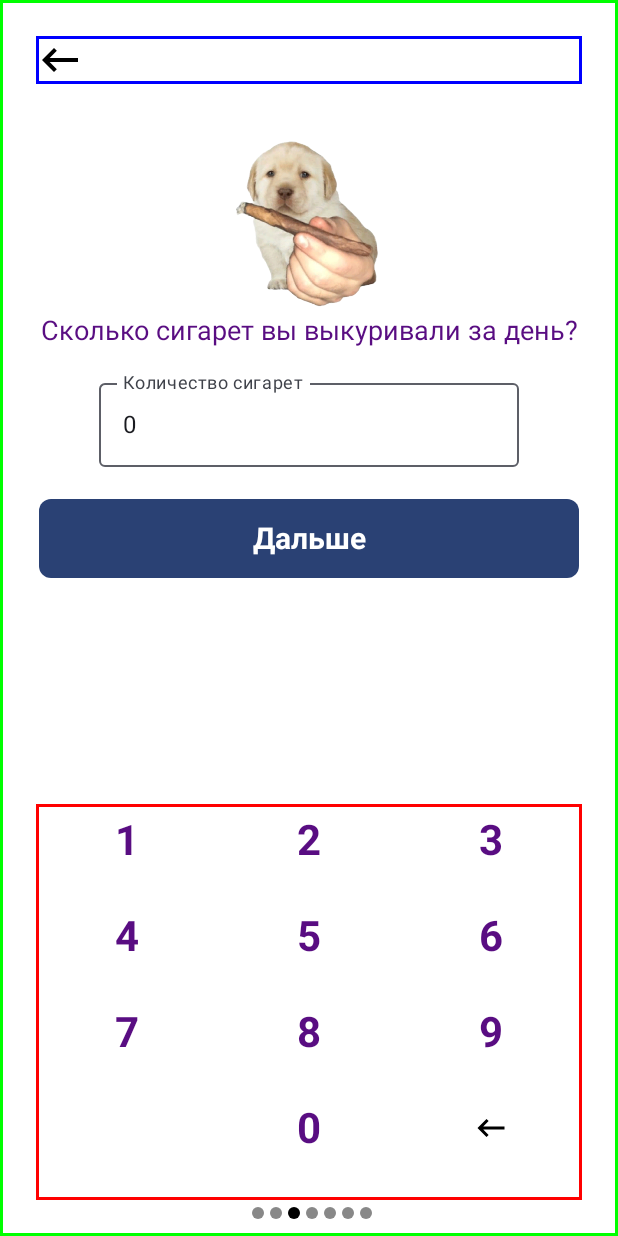
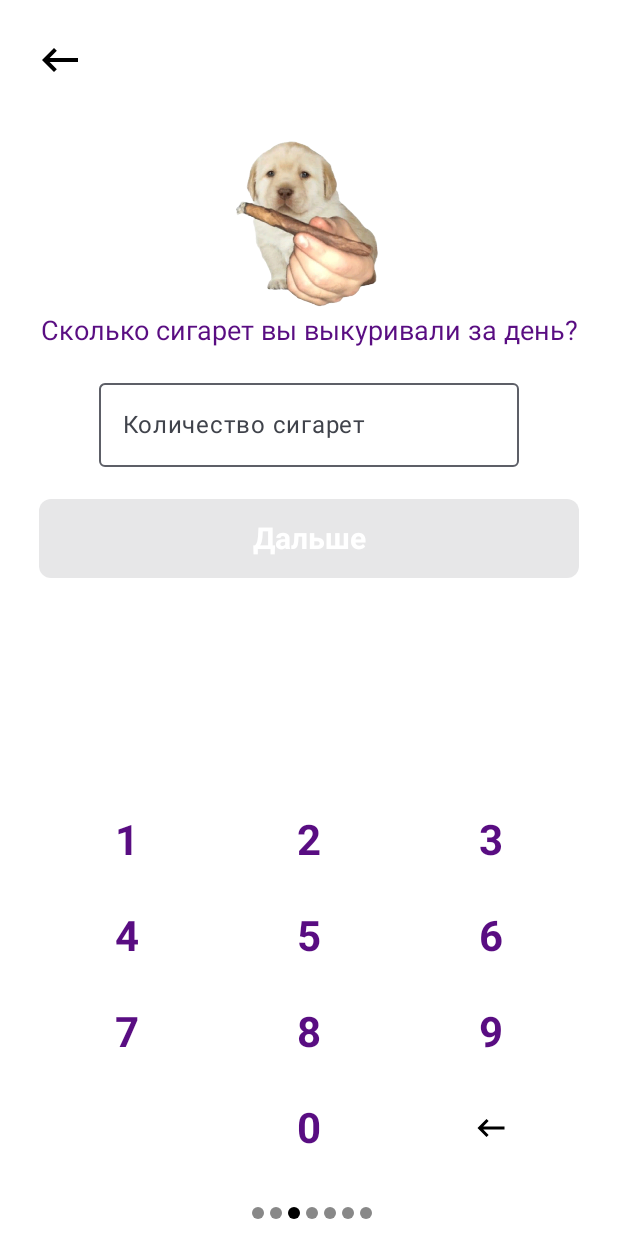
Before and after one commit to sashel007/Quit_Smoking, an Android app built with Jetpack Compose: the CigarettesPerDayPage screen opened through its navigation route, on a phone screen of 412 x 824 dp. Run offline under Robolectric (Android 15) with nearby library versions, the light colour scheme and no system bars; our stand-ins replace Room's generated code; libraries missing offline, so code that uses them is left out: com.jakewharton.threetenabp; 1 statement that could not run was skipped.

Commit message:
Реализована страница CigarettesPerDayPage.kt

```diff
--- a/app/src/main/java/ru/sashel007/quitsmoking/mainscreen/elements/MyCustomTextField.kt
+++ b/app/src/main/java/ru/sashel007/quitsmoking/mainscreen/elements/MyCustomTextField.kt
@@ -18,8 +18,6 @@ fun MyCustomTextField(
     label: @Composable () -> Unit
 ) {
 
-    var focusChecked by remember { mutableStateOf(false) }
-
     OutlinedTextField(
         value = value,
         onValueChange = onValueChange,
--- a/app/src/main/java/ru/sashel007/quitsmoking/navigator/CigarettesPerDayPage.kt
+++ b/app/src/main/java/ru/sashel007/quitsmoking/navigator/CigarettesPerDayPage.kt
@@ -20,7 +20,6 @@ import androidx.compose.foundation.shape.RoundedCornerShape
 import androidx.compose.material.ripple.rememberRipple
 import androidx.compose.material3.Button
 import androidx.compose.material3.ButtonDefaults
-import androidx.compose.material3.ExperimentalMaterial3Api
 import androidx.compose.material3.Icon
 import androidx.compose.material3.Text
 import androidx.compose.runtime.Composable
@@ -43,42 +42,39 @@ import ru.sashel007.quitsmoking.mainscreen.elements.MyCustomTextField
 import ru.sashel007.quitsmoking.ui.theme.MyTextStyles
 import ru.sashel007.quitsmoking.viewmodel.UserViewModel
 
-/**
-Сколько сигарет вы выкуриваете за день?
- */
+/** PAGE: Сколько сигарет вы выкуриваете за день? */
 
-@OptIn(ExperimentalMaterial3Api::class)
 @Composable
 fun CigarettesPerDayPage(
     navController: NavController,
     onClickForward: () -> Unit
 ) {
-    var cigarettesCount by remember { mutableStateOf("0") }
+    var cigarettesCount by remember { mutableStateOf("") }
     val userViewModel: UserViewModel = viewModel()
+
     Box(
-        modifier = Modifier
-            .fillMaxSize()
-            .border(BorderStroke(2.dp, Color.Green)),
+        modifier = Modifier.fillMaxSize(),
         contentAlignment = Alignment.TopCenter,
     ) {
         Column(
             horizontalAlignment = Alignment.CenterHorizontally,
-//            verticalArrangement = Arrangement.Top,
             modifier = Modifier
                 .fillMaxSize()
                 .padding(24.dp)
         ) {
+
             /**  Стрелка "НАЗАД" */
+
             Box(
-                modifier = Modifier
-                    .fillMaxWidth()
-                    .border(BorderStroke(2.dp, Color.Blue)),
+                modifier = Modifier.fillMaxWidth(),
                 contentAlignment = Alignment.CenterStart
             ) {
                 BackButtonImage(navController = navController)
             }
 
             Spacer(modifier = Modifier.height(34.dp))
+
+            /** КАРТИНКА */
 
             Box(
                 contentAlignment = Alignment.TopCenter,
@@ -91,6 +87,8 @@ fun CigarettesPerDayPage(
                     contentDescription = "Your Image Description",
                 )
             }
+
+            /** "Cколько сигарет вы выкуривали" */
 
             Text(
                 textAlign = TextAlign.Center,
@@ -109,13 +107,6 @@ fun CigarettesPerDayPage(
                 },
                 label = { Text(stringResource(id = R.string.cigarettes_amount)) }
             )
-//            OutlinedTextField(
-//                value = cigarettesCount,
-//                onValueChange = { newValue ->
-//                    cigarettesCount = newValue
-//                },
-//                label = { Text(stringResource(id = R.string.cigarettes_amount)) }
-//            )
 
             Spacer(modifier = Modifier.height(16.dp))
 
@@ -136,7 +127,11 @@ fun CigarettesPerDayPage(
                     .fillMaxWidth()
                     .height(60.dp)
                     .padding(start = 2.dp, top = 5.dp, end = 2.dp, bottom = 2.dp),
-                shape = RoundedCornerShape(8.dp)
+                shape = RoundedCornerShape(8.dp),
+                enabled = cigarettesCount != "", // Кнопка активна когда есть текст
+                colors = ButtonDefaults.buttonColors(
+                    containerColor = if (cigarettesCount != "" && cigarettesCount.isNotEmpty()) Color.Blue else Color.Gray
+                )
             ) {
                 Text(
                     text = stringResource(id = R.string.next),
@@ -144,17 +139,16 @@ fun CigarettesPerDayPage(
                 )
             }
 
-            Spacer(modifier = Modifier
-                .height(32.dp)
-                .weight(1f)
+            Spacer(
+                modifier = Modifier
+                    .height(32.dp)
+                    .weight(1f)
             )
 
             /** КЛАВИАТУРА */
 
             Column(
-                modifier = Modifier
-                    .border(BorderStroke(2.dp, Color.Red))
-                    .padding(bottom = 24.dp),
+                modifier = Modifier.padding(bottom = 24.dp),
                 verticalArrangement = Arrangement.Bottom
             ) {
                 // Разбиваем числа на ряды
```
